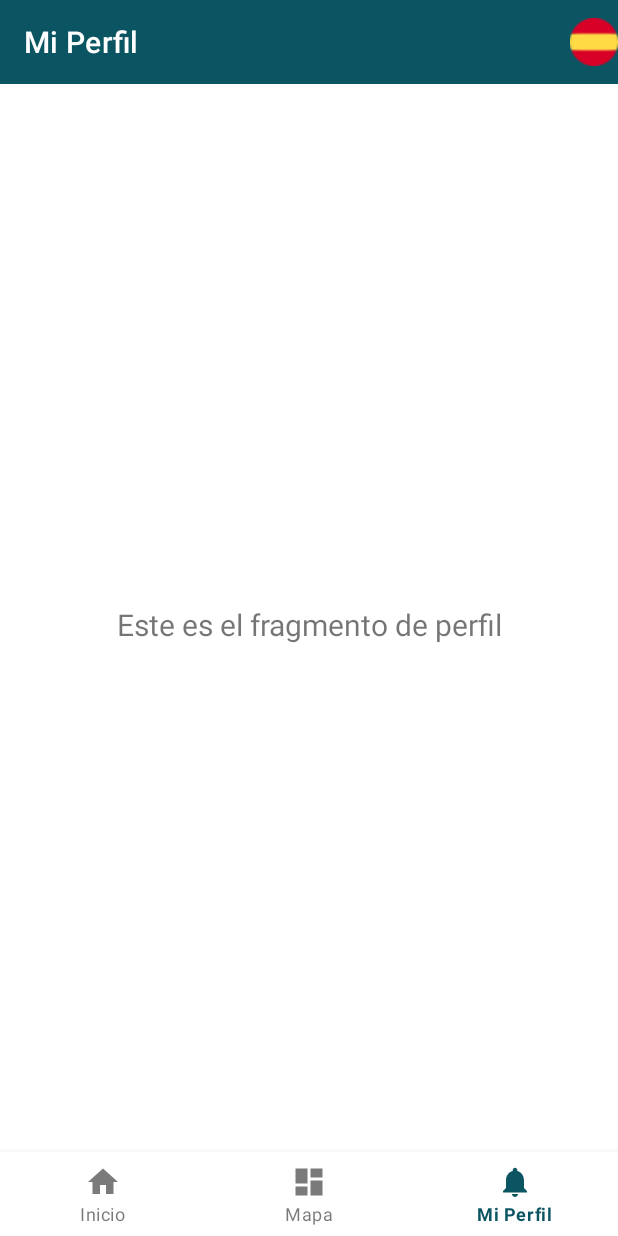
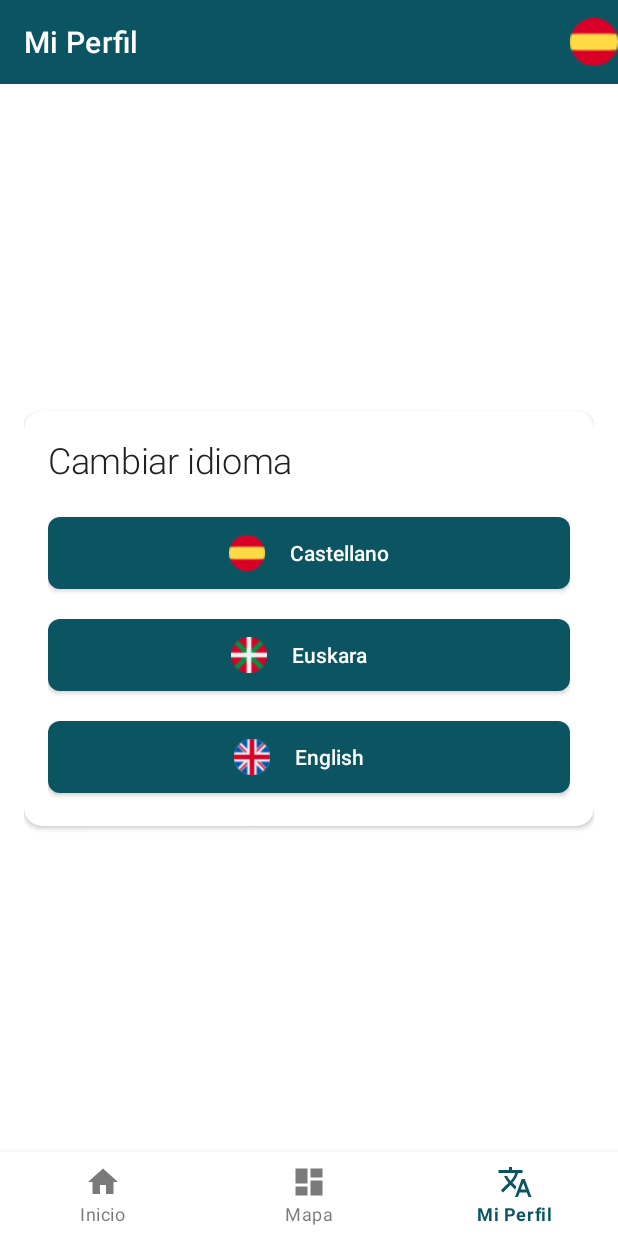
Before and after one commit to Adrimr7/UNIGO, an Android app: the PerfilFragment screen opened through its navigation route, on a phone screen of 412 x 824 dp. Run offline under Robolectric (Android 15) with nearby library versions, the light colour scheme and no system bars; our stand-ins replace navigation-ui; 2 statements that could not run were skipped.

Commit message:
Cambios tema y toasts

```diff
--- a/UnigoApp/app/build.gradle
+++ b/UnigoApp/app/build.gradle
@@ -47,7 +47,7 @@ dependencies {
     implementation libs.preference
     implementation libs.jgrapht.core
     implementation 'com.auth0:java-jwt:4.5.0'
-    implementation("androidx.work:work-runtime-ktx:2.9.0")
+    implementation libs.work.runtime.ktx
     implementation 'io.github.cdimascio:dotenv-java:3.2.0'
 
 }
--- a/UnigoApp/app/src/main/java/com/example/unigoapp/interfaz/perfil/PerfilFragment.java
+++ b/UnigoApp/app/src/main/java/com/example/unigoapp/interfaz/perfil/PerfilFragment.java
@@ -7,6 +7,7 @@ import android.view.ViewGroup;
 import android.widget.TextView;
 
 import androidx.annotation.NonNull;
+import androidx.cardview.widget.CardView;
 import androidx.fragment.app.Fragment;
 import androidx.lifecycle.ViewModelProvider;
 
@@ -17,7 +18,8 @@ import com.example.unigoapp.databinding.FragmentPerfilBinding;
 public class PerfilFragment extends Fragment implements MainActivity.UpdatableFragment {
 
     private FragmentPerfilBinding binding;
-    private TextView tvPerfil;
+    private CardView cvIdioma;
+    //private TextView tvPerfil;
 
     public View onCreateView(@NonNull LayoutInflater inflater,
                              ViewGroup container, Bundle savedInstanceState) {
@@ -28,9 +30,10 @@ public class PerfilFragment extends Fragment implements MainActivity.UpdatableFr
 
         binding = FragmentPerfilBinding.inflate(inflater, container, false);
         View root = binding.getRoot();
+        cvIdioma = binding.languageCard;
 
-        tvPerfil = binding.tvPerfil;
-        perfilVistaModelo.getText().observe(getViewLifecycleOwner(), tvPerfil::setText);
+        //tvPerfil = binding.tvPerfil;
+        //perfilVistaModelo.getText().observe(getViewLifecycleOwner(), tvPerfil::setText);
         return root;
     }
 
@@ -43,6 +46,6 @@ public class PerfilFragment extends Fragment implements MainActivity.UpdatableFr
     @Override
     public void actualizarTextos() {
         System.out.println("PerfilFrag: actualizarTextos");
-        tvPerfil.setText(R.string.texto_perfil);
+        //tvPerfil.setText(R.string.texto_perfil);
     }
 }
--- /dev/null
+++ b/UnigoApp/app/src/main/res/drawable/ic_language.xml
@@ -0,0 +1,9 @@
+<vector xmlns:android="http://schemas.android.com/apk/res/android"
+    android:width="24dp"
+    android:height="24dp"
+    android:viewportWidth="24"
+    android:viewportHeight="24">
+    <path
+        android:fillColor="#000000"
+        android:pathData="M12.87,15.07l-2.54,-2.51 0.03,-0.03c1.74,-1.94 2.98,-4.17 3.71,-6.53L17,6L17,4h-7L10,2L8,2v2L1,4v1.99h11.17C11.5,7.92 10.44,9.75 9,11.35 8.07,10.32 7.3,9.19 6.69,8h-2c0.73,1.63 1.73,3.17 2.98,4.56l-5.09,5.02L4,19l5,-5 3.11,3.11 0.76,-2.04zM18.5,10h-2L12,22h2l1.12,-3h4.75L21,22h2l-4.5,-12zM15.88,17l1.62,-4.33L19.12,17h-3.24z"/>
+</vector>
--- a/UnigoApp/app/src/main/res/drawable/toast_background.xml
+++ b/UnigoApp/app/src/main/res/drawable/toast_background.xml
@@ -0,0 +1,6 @@
+<?xml version="1.0" encoding="utf-8"?>
+<shape xmlns:android="http://schemas.android.com/apk/res/android"
+    android:shape="rectangle">
+    <solid android:color="#E6333333" />
+    <corners android:radius="24dp" />
+</shape>
--- a/UnigoApp/app/src/main/res/layout/fragment_perfil.xml
+++ b/UnigoApp/app/src/main/res/layout/fragment_perfil.xml
@@ -4,19 +4,65 @@
     xmlns:tools="http://schemas.android.com/tools"
     android:layout_width="match_parent"
     android:layout_height="match_parent"
+    android:padding="16dp"
     tools:context=".interfaz.perfil.PerfilFragment">
 
-    <TextView
-        android:id="@+id/tvPerfil"
+    <com.google.android.material.card.MaterialCardView
+        android:id="@+id/languageCard"
+        style="@style/Widget.App.CardView"
         android:layout_width="match_parent"
         android:layout_height="wrap_content"
-        android:layout_marginStart="8dp"
-        android:layout_marginTop="8dp"
-        android:layout_marginEnd="8dp"
-        android:textAlignment="center"
-        android:textSize="20sp"
         app:layout_constraintBottom_toBottomOf="parent"
         app:layout_constraintEnd_toEndOf="parent"
         app:layout_constraintStart_toStartOf="parent"
-        app:layout_constraintTop_toTopOf="parent" />
+        app:layout_constraintTop_toTopOf="parent">
+
+        <LinearLayout
+            android:layout_width="match_parent"
+            android:layout_height="wrap_content"
+            android:orientation="vertical">
+
+            <TextView
+                android:layout_width="wrap_content"
+                android:layout_height="wrap_content"
+                android:layout_marginBottom="16dp"
+                android:text="@string/cambiar_idioma"
+                android:textAppearance="@style/TextAppearance.App.Headline2" />
+
+            <com.google.android.material.button.MaterialButton
+                android:id="@+id/btnCastellano"
+                style="@style/Widget.App.Button"
+                android:layout_width="match_parent"
+                android:layout_height="wrap_content"
+                android:layout_marginBottom="8dp"
+                app:iconGravity="textStart"
+                app:iconTint="@null"
+                android:text="Castellano"
+                app:icon="@drawable/ic_flag_es" />
+
+            <com.google.android.material.button.MaterialButton
+                android:id="@+id/btnEuskera"
+                style="@style/Widget.App.Button"
+                android:layout_width="match_parent"
+                android:layout_height="wrap_content"
+                android:layout_marginBottom="8dp"
+                app:iconGravity="textStart"
+                app:iconTint="@null"
+                android:text="Euskara    "
+                app:icon="@drawable/ic_flag_eu" />
+
+            <com.google.android.material.button.MaterialButton
+                android:id="@+id/btnEnglish"
+                style="@style/Widget.App.Button"
+                android:layout_width="match_parent"
+                android:layout_height="wrap_content"
+                app:iconGravity="textStart"
+                app:iconTint="@null"
+                android:text="English    "
+                app:icon="@drawable/ic_flag_en" />
+
+        </LinearLayout>
+
+    </com.google.android.material.card.MaterialCardView>
+
 </androidx.constraintlayout.widget.ConstraintLayout>
--- a/UnigoApp/app/src/main/res/menu/bottom_nav_menu.xml
+++ b/UnigoApp/app/src/main/res/menu/bottom_nav_menu.xml
@@ -13,7 +13,7 @@
 
     <item
         android:id="@+id/navigation_perfil"
-        android:icon="@drawable/ic_notifications_black_24dp"
+        android:icon="@drawable/ic_language"
         android:title="@string/titulo_perfil" />
 
 </menu>
--- a/UnigoApp/app/src/main/res/values/strings.xml
+++ b/UnigoApp/app/src/main/res/values/strings.xml
@@ -9,6 +9,7 @@
     <string name="texto_home">Este es el fragmento de home</string>
     <string name="texto_mapa">Este es el fragmento de mapa</string>
     <string name="texto_perfil">Este es el fragmento de perfil</string>
+    <string name="cambiar_idioma">Cambiar idioma</string>
     <string name="opciones_ruta">Ruta</string>
     <string name="caminar">Caminar</string>
     <string name="en_bici">En Bici</string>
--- a/UnigoApp/app/src/main/res/values/styles.xml
+++ b/UnigoApp/app/src/main/res/values/styles.xml
@@ -9,6 +9,10 @@
         <item name="android:paddingTop">12dp</item>
         <item name="android:paddingBottom">12dp</item>
         <item name="cornerRadius">8dp</item>
+        <item name="iconSize">24dp</item>
+        <item name="iconGravity">textStart</item>
+        <item name="iconPadding">16dp</item>
+        <item name="iconTint">@color/white</item>
     </style>
 
     <style name="Widget.App.Button.OutlinedButton" parent="Widget.MaterialComponents.Button.OutlinedButton">
--- a/UnigoApp/gradle/libs.versions.toml
+++ b/UnigoApp/gradle/libs.versions.toml
@@ -18,6 +18,7 @@ navigationFragment = "2.8.9"
 navigationUi = "2.8.9"
 osmdroidAndroid = "6.1.13"
 preference = "1.2.1"
+workRuntimeKtx = "2.9.0"
 
 [libraries]
 geotools-gt-main = { module = "org.geotools:gt-main", version.ref = "gtMainVersion" }
@@ -38,6 +39,7 @@ navigation-fragment = { group = "androidx.navigation", name = "navigation-fragme
 navigation-ui = { group = "androidx.navigation", name = "navigation-ui", version.ref = "navigationUi" }
 osmdroid-android = { module = "org.osmdroid:osmdroid-android", version.ref = "osmdroidAndroid" }
 preference = { module = "androidx.preference:preference", version.ref = "preference" }
+work-runtime-ktx = { module = "androidx.work:work-runtime-ktx", version.ref = "workRuntimeKtx" }
 
 [plugins]
 android-application = { id = "com.android.application", version.ref = "agp" }
```
Also changed, not shown: UnigoApp/app/src/main/java/com/example/unigoapp/MainActivity.java (+7 -5 lines), UnigoApp/app/src/main/java/com/example/unigoapp/interfaz/mapa/MapaFragment.java (+5 -4 lines), UnigoApp/app/src/main/java/com/example/unigoapp/utils/ToastPersonalizado.java (added, +35 -0 lines), UnigoApp/app/src/main/res/drawable/language_button_background.xml (added, +13 -0 lines), UnigoApp/app/src/main/res/layout/toast_personalizado.xml (added, +27 -0 lines), 2 other files.
